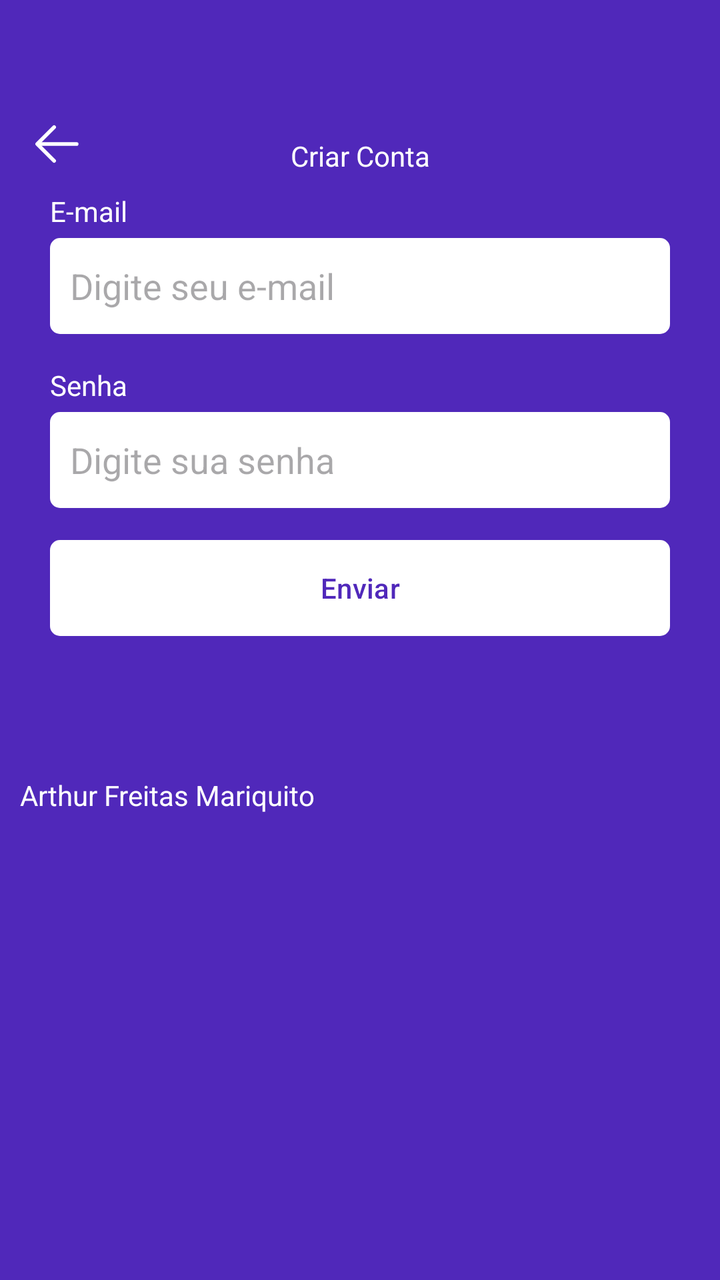
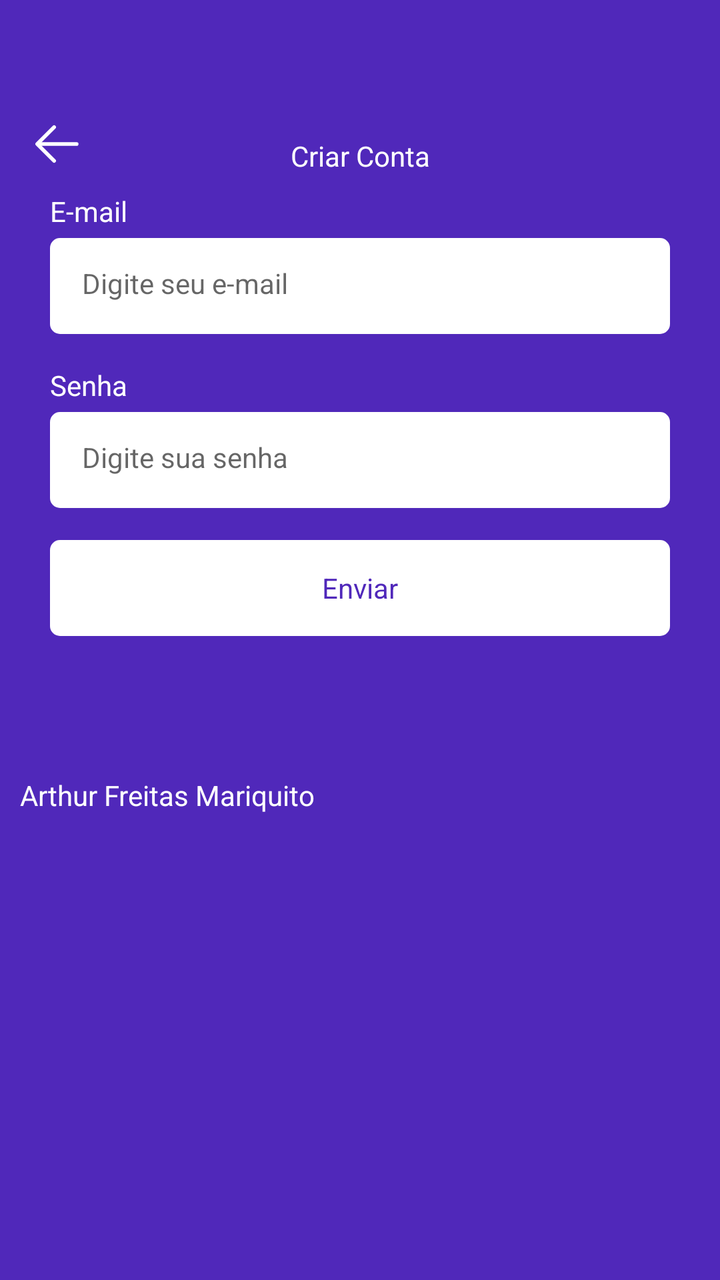

An Android layout rendered at two revisions. The XML below is the earlier revision; the diff shows what the commit changed to produce the second picture.
<!-- AndroidManifest.xml: application theme Theme.Atividade5 -->
<!-- res/layout/fragment_register.xml -->
<?xml version="1.0" encoding="utf-8"?>
<ScrollView xmlns:android="http://schemas.android.com/apk/res/android"
    xmlns:tools="http://schemas.android.com/tools"
    xmlns:app="http://schemas.android.com/apk/res-auto"
    android:layout_width="match_parent"
    android:layout_height="match_parent"
    tools:context=".ui.auth.RegisterFragment"
    android:background="@color/color_default"
    android:fillViewport="true">

    <LinearLayout
        android:layout_width="match_parent"
        android:layout_height="wrap_content"
        android:orientation="vertical"
        android:id="@+id/linearLayout">

        <com.google.android.material.appbar.MaterialToolbar
            android:id="@+id/toolbar"
            android:layout_width="match_parent"
            android:layout_height="wrap_content"
            app:navigationIcon="@drawable/ic_back"
            android:paddingTop="40dp"
            >

            <TextView
                android:layout_width="wrap_content"
                android:layout_height="wrap_content"
                android:text="Criar Conta"
                android:textColor="@color/white"
                android:layout_gravity="center_horizontal"
                android:paddingTop="20dp"/>

        </com.google.android.material.appbar.MaterialToolbar>

        <LinearLayout
            android:id="@+id/linearLayout2"
            android:layout_width="match_parent"
            android:layout_height="wrap_content"
            android:orientation="vertical"
            android:layout_marginHorizontal="25dp">

            <TextView
                android:layout_width="wrap_content"
                android:layout_height="wrap_content"
                android:text="E-mail"
                android:textColor="@color/white" />

            <EditText
                android:id="@+id/editTextEmail"
                android:layout_width="match_parent"
                android:layout_height="48dp"
                android:hint="Digite seu e-mail"
                android:inputType="textEmailAddress"
                android:padding="10dp"
                android:layout_marginTop="4dp"
                android:background="@drawable/bg_edit_text" />

            <TextView
                android:layout_width="wrap_content"
                android:layout_height="wrap_content"
                android:text="Senha"
                android:textColor="@color/white"
                android:layout_marginTop="16dp" />

            <EditText
                android:id="@+id/editTextPassword"
                android:layout_width="match_parent"
                android:layout_height="48dp"
                android:inputType="textPassword"
                android:hint="Digite sua senha"
                android:padding="10dp"
                android:layout_marginTop="4dp"
                android:background="@drawable/bg_edit_text" />

            <com.google.android.material.button.MaterialButton
                android:id="@+id/buttonRegister"
                android:layout_width="match_parent"
                android:layout_height="wrap_content"
                android:text="Enviar"
                android:textColor="@color/color_default"
                app:backgroundTint="@null"
                android:layout_marginTop="16dp"
                android:background="@drawable/bg_btn" />

            <LinearLayout
                android:layout_width="match_parent"
                android:layout_height="wrap_content"
                android:orientation="horizontal"
                android:layout_marginTop="4dp" />

            <ProgressBar
                android:layout_width="wrap_content"
                android:layout_height="wrap_content"
                android:id="@+id/progressbar"
                android:indeterminateTint="@color/white"
                android:layout_gravity="center"
                android:layout_marginTop="8dp"
                android:visibility="invisible"
                tools:visibility="visible"/>

        </LinearLayout>
        <TextView
            android:id="@+id/textView"
            android:layout_width="wrap_content"
            android:layout_height="wrap_content"
            android:text="Arthur Freitas Mariquito"
            android:textColor="@color/white"
            android:padding="10dp"
            app:layout_constraintBottom_toBottomOf="parent"
            app:layout_constraintStart_toStartOf="parent" />

    </LinearLayout>

</ScrollView>
<!-- resources referenced by this layout -->
<resources>
  <color name="color_default">#5028BA</color>
  <color name="white">#FFFFFFFF</color>
  <!-- drawable bg_btn (drawable) -->
  <?xml version="1.0" encoding="utf-8"?>
  <shape xmlns:android="http://schemas.android.com/apk/res/android"
      android:shape="rectangle">
  
      <solid android:color="@color/white"/>
      <corners android:radius="5dp"/>
  
  </shape>
  <!-- drawable bg_edit_text (drawable) -->
  <?xml version="1.0" encoding="utf-8"?>
  <shape xmlns:android="http://schemas.android.com/apk/res/android"
      android:shape="rectangle">
  
      <solid android:color="@color/white"/>
      <corners android:radius="5dp"/>
  
  </shape>
  <!-- drawable ic_back (drawable) -->
  <vector xmlns:android="http://schemas.android.com/apk/res/android" android:height="30dp" android:viewportHeight="1024" android:viewportWidth="1024" android:width="30dp">
        
      <path android:fillColor="#FFFFFF" android:pathData="M224,480h640a32,32 0,1 1,0 64H224a32,32 0,0 1,0 -64z"/>
        
      <path android:fillColor="#FFFFFF" android:pathData="m237.2,512 l265.4,265.3a32,32 0,0 1,-45.3 45.3l-288,-288a32,32 0,0 1,0 -45.3l288,-288a32,32 0,1 1,45.3 45.3L237.2,512z"/>
      
  </vector>
  <style name="Theme.Atividade5" parent="Base.Theme.Atividade5" />
  <style name="Base.Theme.Atividade5" parent="Theme.Material3.DayNight.NoActionBar">
          
          
          <item name="colorPrimary">@color/color_default</item>
          <item name="colorSecondary">@color/color_default</item>
          <item name="android:windowBackground">@color/color_default</item>
      </style>
</resources>

<!-- the commit's change to res/layout/fragment_register.xml (unified diff, before → after) -->
@@ -51,9 +51,9 @@
                 android:layout_height="48dp"
                 android:hint="Digite seu e-mail"
                 android:inputType="textEmailAddress"
-                android:padding="10dp"
+                style="@style/EditTextTheme"
                 android:layout_marginTop="4dp"
-                android:background="@drawable/bg_edit_text" />
+                 />
 
             <TextView
                 android:layout_width="wrap_content"
@@ -68,9 +68,8 @@
                 android:layout_height="48dp"
                 android:inputType="textPassword"
                 android:hint="Digite sua senha"
-                android:padding="10dp"
                 android:layout_marginTop="4dp"
-                android:background="@drawable/bg_edit_text" />
+                style="@style/EditTextTheme" />
 
             <com.google.android.material.button.MaterialButton
                 android:id="@+id/buttonRegister"
@@ -80,7 +79,7 @@
                 android:textColor="@color/color_default"
                 app:backgroundTint="@null"
                 android:layout_marginTop="16dp"
-                android:background="@drawable/bg_btn" />
+                style="@style/ButtonTheme"/>
 
             <LinearLayout
                 android:layout_width="match_parent"
<!-- resource entries referenced after the edit -->
@@ -28,6 +28,17 @@
       <path android:fillColor="#FFFFFF" android:pathData="m237.2,512 l265.4,265.3a32,32 0,0 1,-45.3 45.3l-288,-288a32,32 0,0 1,0 -45.3l288,-288a32,32 0,1 1,45.3 45.3L237.2,512z"/>
       
   </vector>
+  <style name="ButtonTheme" parent="Theme.MaterialComponents.DayNight.NoActionBar">
+          <item name="android:background">@drawable/bg_btn</item>
+          <item name="android:textAllCaps">false</item>
+          <item name="android:textColor">@color/color_default</item>
+          <item name="android:backgroundTint">@null</item>
+      </style>
+  <style name="EditTextTheme" parent="Theme.MaterialComponents.DayNight.NoActionBar">
+          <item name="android:background">@drawable/bg_edit_text</item>
+          <item name="android:padding">16dp</item>
+          <item name="android:textSize">14sp</item>
+      </style>
   <style name="Theme.Atividade5" parent="Base.Theme.Atividade5" />
   <style name="Base.Theme.Atividade5" parent="Theme.Material3.DayNight.NoActionBar">
           
